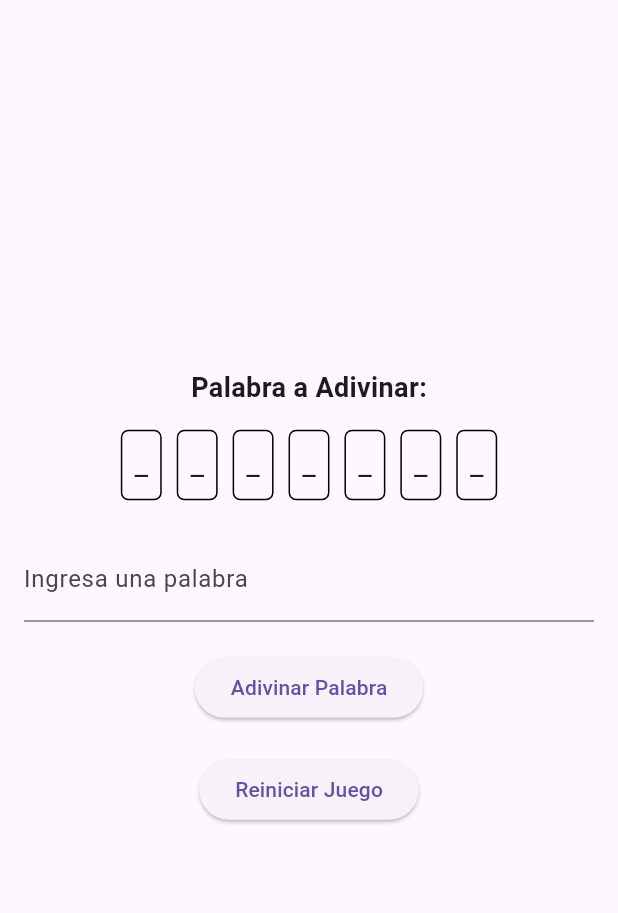
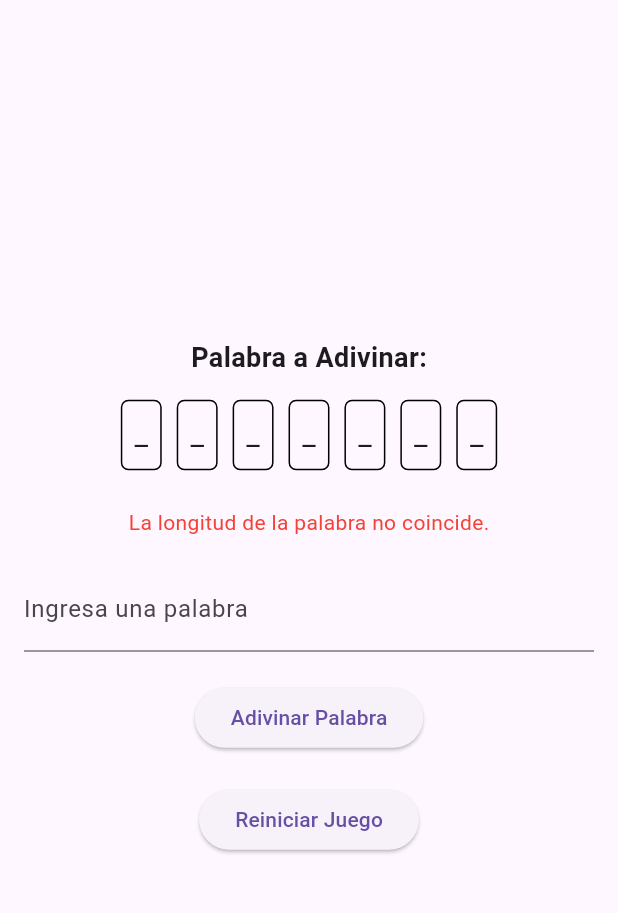
Before and after one commit to JesusLao/practica2moviles, a Flutter app: the GameScreen screen opened directly, after a tap on "Adivinar Palabra", on a phone screen of 412 x 824 dp, the part 63-976 px from its top. Run offline on Flutter 3.47's test engine with Material 3 defaults, Android fonts, the phone set to English and light mode, and no system bars.

Commit message:
Textos de victoria y longitud

```diff
--- a/lib/main.dart
+++ b/lib/main.dart
@@ -2,10 +2,12 @@ import 'package:flutter/material.dart';
 import 'screens/homeScreen.dart';
 
 void main() {
-  runApp(MyApp());
+  runApp(const MyApp());
 }
 
 class MyApp extends StatelessWidget {
+  const MyApp({super.key});
+
   @override
   Widget build(BuildContext context) {
     return MaterialApp(
@@ -13,7 +15,7 @@ class MyApp extends StatelessWidget {
       theme: ThemeData(
         primarySwatch: Colors.blue,
       ),
-      home: HomeScreen(), // Establece HomeScreen como la pantalla inicial
+      home: const HomeScreen(), // Establece HomeScreen como la pantalla inicial
     );
   }
 }
--- a/lib/screens/gameScreen.dart
+++ b/lib/screens/gameScreen.dart
@@ -1,9 +1,13 @@
+// ignore_for_file: library_private_types_in_public_api, prefer_const_constructors
+
 import 'package:flutter/material.dart';
 import 'dart:math'; // Importa la biblioteca de Dart para números aleatorios
 import '../word.dart'; // Importa el modelo Word
 import '../widgets/wordTile.dart'; // Importa el widget WordTile
 
 class GameScreen extends StatefulWidget {
+  const GameScreen({super.key});
+
   @override
   _GameScreenState createState() => _GameScreenState();
 }
@@ -11,6 +15,7 @@ class GameScreen extends StatefulWidget {
 class _GameScreenState extends State<GameScreen> {
   late Word currentWord;
   TextEditingController wordInputController = TextEditingController();
+  String feedbackMessage = '';
 
   @override
   void initState() {
@@ -30,7 +35,7 @@ class _GameScreenState extends State<GameScreen> {
   Widget build(BuildContext context) {
     return Scaffold(
       appBar: AppBar(
-        title: Text('Wordle Game'),
+        title: const Text('Wordle Game'),
       ),
       body: Padding(
         padding: const EdgeInsets.all(16.0),
@@ -38,29 +43,43 @@ class _GameScreenState extends State<GameScreen> {
           mainAxisAlignment: MainAxisAlignment.center,
           children: [
             WordTile(word: currentWord),
+            const SizedBox(height: 20),
+            feedbackMessage.isNotEmpty
+                ? Text(
+                    feedbackMessage,
+                    style: TextStyle(
+                      color:
+                          feedbackMessage.contains('¡Has adivinado la palabra!')
+                              ? Colors.green
+                              : Colors.red,
+                    ),
+                  )
+                : Container(),
             SizedBox(height: 20),
             TextField(
               controller: wordInputController,
-              decoration: InputDecoration(
+              decoration: const InputDecoration(
                 labelText: 'Ingresa una palabra',
               ),
               textAlign: TextAlign.center,
             ),
-            SizedBox(height: 20),
+            const SizedBox(height: 20),
             ElevatedButton(
               onPressed: () {
                 // Procesa la palabra ingresada por el usuario
+                feedbackMessage = '';
                 processWord(wordInputController.text);
               },
-              child: Text('Adivinar Palabra'),
+              child: const Text('Adivinar Palabra'),
             ),
-            SizedBox(height: 20),
+            const SizedBox(height: 20),
             ElevatedButton(
               onPressed: () {
+                feedbackMessage = '';
                 // Reinicia el juego
                 startNewGame();
               },
-              child: Text('Reiniciar Juego'),
+              child: const Text('Reiniciar Juego'),
             ),
           ],
         ),
@@ -74,11 +93,12 @@ class _GameScreenState extends State<GameScreen> {
       currentWord.updateGuessedWord(word);
       if (currentWord.isWordGuessed()) {
         // Aquí puedes agregar lógica adicional cuando se adivina la palabra
-        print('¡Has adivinado la palabra!');
+        feedbackMessage = '¡Has adivinado la palabra!';
       }
     } else {
       // Aquí puedes manejar la lógica cuando la longitud de la palabra no coincide
-      print('La longitud de la palabra no coincide');
+
+      feedbackMessage = 'La longitud de la palabra no coincide.';
     }
 
     // Limpia el campo de entrada
--- a/lib/screens/homeScreen.dart
+++ b/lib/screens/homeScreen.dart
@@ -2,30 +2,32 @@ import 'package:flutter/material.dart';
 import 'gameScreen.dart'; // Importa la pantalla del juego
 
 class HomeScreen extends StatelessWidget {
+  const HomeScreen({super.key});
+
   @override
   Widget build(BuildContext context) {
     return Scaffold(
       appBar: AppBar(
-        title: Text('Wordle Game'),
+        title: const Text('Wordle Game'),
       ),
       body: Center(
         child: Column(
           mainAxisAlignment: MainAxisAlignment.center,
           children: [
-            Text(
+            const Text(
               'Bienvenido a Wordle!',
               style: TextStyle(fontSize: 24),
             ),
-            SizedBox(height: 20),
+            const SizedBox(height: 20),
             ElevatedButton(
               onPressed: () {
                 // Navegar a la pantalla del juego al hacer clic en el botón
                 Navigator.push(
                   context,
-                  MaterialPageRoute(builder: (context) => GameScreen()),
+                  MaterialPageRoute(builder: (context) => const GameScreen()),
                 );
               },
-              child: Text('Comenzar Nuevo Juego'),
+              child: const Text('Comenzar Nuevo Juego'),
             ),
           ],
         ),
--- a/lib/widgets/wordTile.dart
+++ b/lib/widgets/wordTile.dart
@@ -4,17 +4,17 @@ import '../word.dart';
 class WordTile extends StatelessWidget {
   final Word word;
 
-  WordTile({required this.word});
+  const WordTile({super.key, required this.word});
 
   @override
   Widget build(BuildContext context) {
     return Column(
       children: [
-        Text(
+        const Text(
           'Palabra a Adivinar:',
           style: TextStyle(fontSize: 18, fontWeight: FontWeight.bold),
         ),
-        SizedBox(height: 10),
+        const SizedBox(height: 10),
         Wrap(
           alignment: WrapAlignment.center,
           children: buildLetterTiles(),
@@ -30,8 +30,8 @@ class WordTile extends StatelessWidget {
       String letter = entry.value;
 
       return Container(
-        padding: EdgeInsets.all(8),
-        margin: EdgeInsets.all(5),
+        padding: const EdgeInsets.all(8),
+        margin: const EdgeInsets.all(5),
         decoration: BoxDecoration(
           border: Border.all(color: Colors.black),
           borderRadius: BorderRadius.circular(5),
@@ -39,7 +39,7 @@ class WordTile extends StatelessWidget {
         ),
         child: Text(
           letter,
-          style: TextStyle(fontSize: 20),
+          style: const TextStyle(fontSize: 20),
         ),
       );
     }).toList();
```
